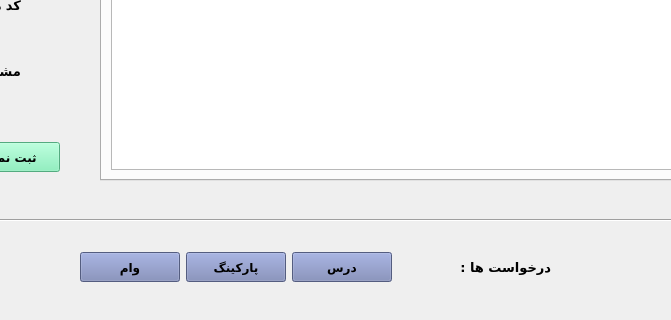
Before: the Qt Designer form teacherthirdmaindialog.ui in AliRn76/Student-Portal, drawn with Qt 5; both pictures show x 300 to 971 and y 330 to 650 of the 1200 by 650 pixel window.
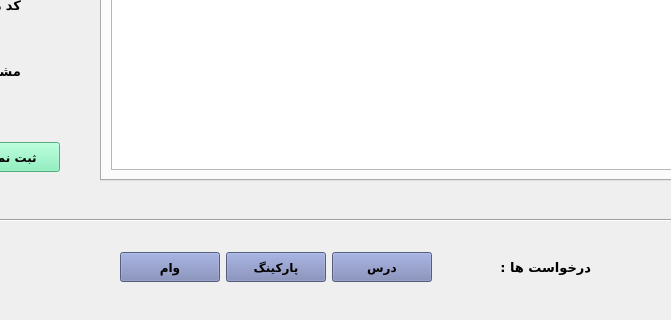
After: the same form once the commit is applied.

```diff
--- a/teacherthirdmaindialog.ui
+++ b/teacherthirdmaindialog.ui
@@ -669,7 +669,7 @@
   <widget class="QWidget" name="layoutWidget">
    <property name="geometry">
     <rect>
-     <x>380</x>
+     <x>420</x>
      <y>580</y>
      <width>471</width>
      <height>35</height>
```
